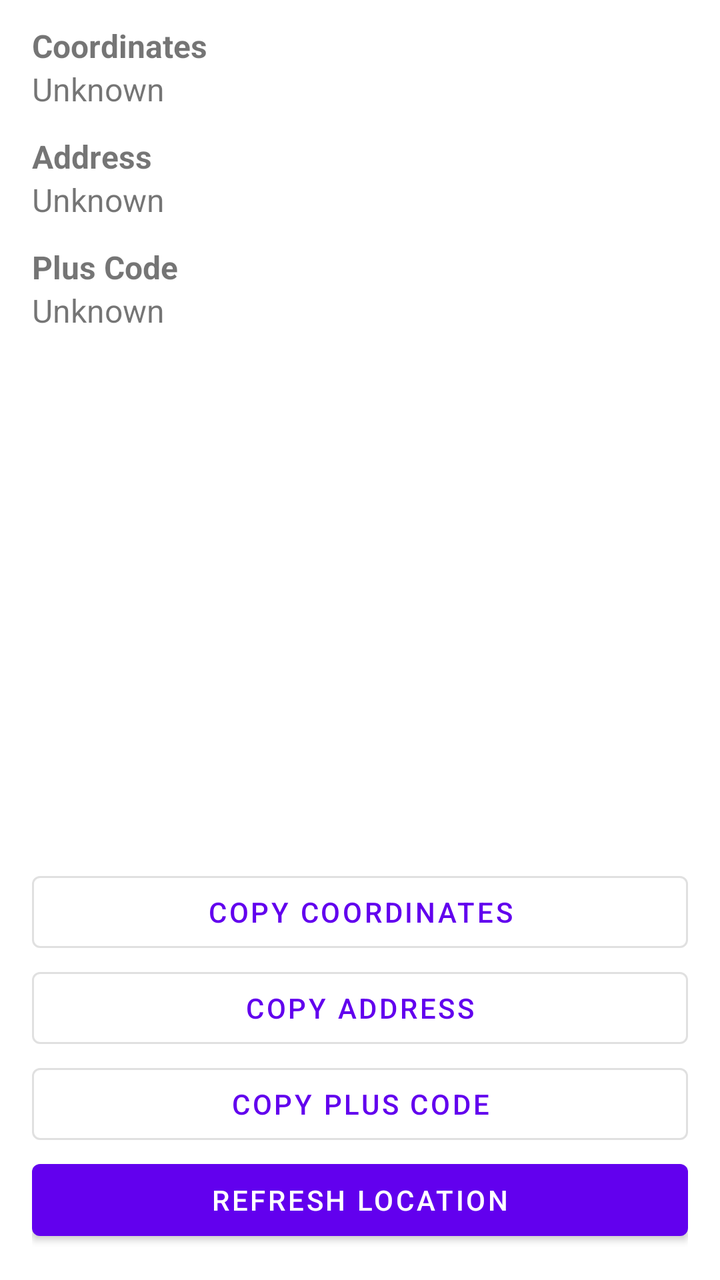
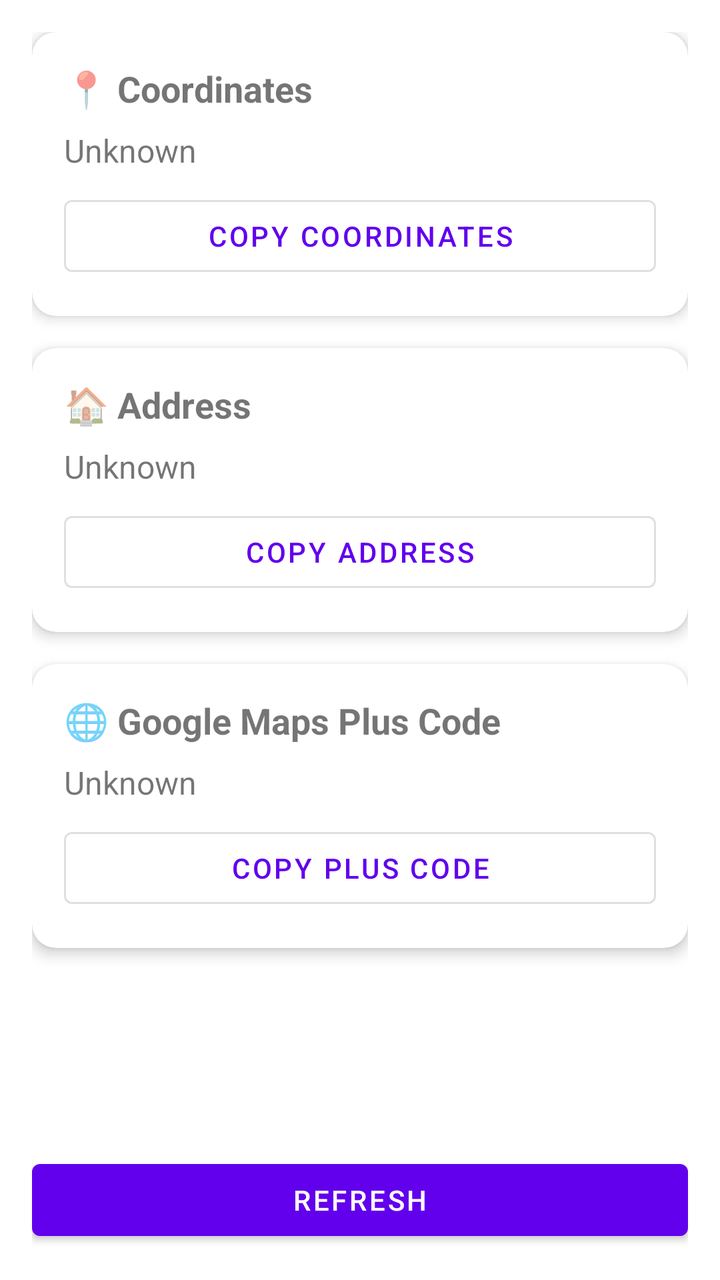

An Android layout rendered at two revisions. The XML below is the earlier revision; the diff shows what the commit changed to produce the second picture.
<!-- AndroidManifest.xml: application theme Theme.GeoLocator -->
<!-- res/layout/activity_main.xml -->
<?xml version="1.0" encoding="utf-8"?>
<androidx.constraintlayout.widget.ConstraintLayout xmlns:android="http://schemas.android.com/apk/res/android"
    xmlns:app="http://schemas.android.com/apk/res-auto"
    xmlns:tools="http://schemas.android.com/tools"
    android:id="@+id/main"
    android:layout_width="match_parent"
    android:layout_height="match_parent"
    tools:context=".MainActivity">

    <ProgressBar
        android:id="@+id/progressBar_loading"
        android:layout_width="48dp"
        android:layout_height="48dp"
        android:layout_gravity="center"
        android:visibility="gone"
        app:layout_constraintBottom_toTopOf="@id/linearLayout_buttons"
        app:layout_constraintEnd_toEndOf="parent"
        app:layout_constraintStart_toStartOf="parent"
        app:layout_constraintTop_toTopOf="parent" />

    <LinearLayout
        android:id="@+id/linearLayout_location_info"
        android:layout_width="0dp"
        android:layout_height="0dp"
        android:orientation="vertical"
        android:paddingHorizontal="16dp"
        app:layout_constraintBottom_toTopOf="@id/linearLayout_buttons"
        app:layout_constraintEnd_toEndOf="parent"
        app:layout_constraintStart_toStartOf="parent"
        app:layout_constraintTop_toTopOf="parent">

        <TextView
            android:layout_width="match_parent"
            android:layout_height="wrap_content"
            android:layout_marginTop="12dp"
            android:text="Coordinates"
            android:textSize="16sp"
            android:textStyle="bold" />

        <TextView
            android:id="@+id/textView_coordinates"
            android:layout_width="match_parent"
            android:layout_height="wrap_content"
            android:text="Unknown"
            android:textSize="16sp" />

        <TextView
            android:layout_width="match_parent"
            android:layout_height="wrap_content"
            android:layout_marginTop="12dp"
            android:text="Address"
            android:textSize="16sp"
            android:textStyle="bold" />

        <TextView
            android:id="@+id/textView_address"
            android:layout_width="match_parent"
            android:layout_height="wrap_content"
            android:text="Unknown"
            android:textSize="16sp" />

        <TextView
            android:layout_width="match_parent"
            android:layout_height="wrap_content"
            android:layout_marginTop="12dp"
            android:text="Plus Code"
            android:textSize="16sp"
            android:textStyle="bold" />

        <TextView
            android:id="@+id/textView_plus_code"
            android:layout_width="match_parent"
            android:layout_height="wrap_content"
            android:text="Unknown"
            android:textSize="16sp" />
    </LinearLayout>

    <LinearLayout
        android:id="@+id/linearLayout_buttons"
        android:layout_width="match_parent"
        android:layout_height="wrap_content"
        android:layout_margin="16dp"
        android:gravity="center"
        android:orientation="vertical"
        app:layout_constraintBottom_toBottomOf="parent"
        app:layout_constraintEnd_toEndOf="parent"
        app:layout_constraintStart_toStartOf="parent"
        app:layout_constraintTop_toBottomOf="@id/linearLayout_location_info">

        <com.google.android.material.button.MaterialButton
            android:id="@+id/button_copy_coordinates"
            style="@style/Widget.MaterialComponents.Button.OutlinedButton"
            android:layout_width="match_parent"
            android:layout_height="wrap_content"
            android:text="Copy Coordinates" />

        <com.google.android.material.button.MaterialButton
            android:id="@+id/button_copy_address"
            style="@style/Widget.MaterialComponents.Button.OutlinedButton"
            android:layout_width="match_parent"
            android:layout_height="wrap_content"
            android:text="Copy Address" />

        <com.google.android.material.button.MaterialButton
            android:id="@+id/button_copy_plus_code"
            style="@style/Widget.MaterialComponents.Button.OutlinedButton"
            android:layout_width="match_parent"
            android:layout_height="wrap_content"
            android:text="Copy Plus Code" />

        <Button
            android:id="@+id/button_refresh"
            android:layout_width="match_parent"
            android:layout_height="wrap_content"
            android:text="Refresh Location" />

    </LinearLayout>

</androidx.constraintlayout.widget.ConstraintLayout>
<!-- resources referenced by this layout -->
<resources>
  <style name="Theme.GeoLocator" parent="Theme.MaterialComponents.DayNight.DarkActionBar">
          
          <item name="colorPrimary">@color/purple_500</item>
          <item name="colorPrimaryVariant">@color/purple_700</item>
          <item name="colorOnPrimary">@color/white</item>
          
          <item name="colorSecondary">@color/teal_200</item>
          <item name="colorSecondaryVariant">@color/teal_700</item>
          <item name="colorOnSecondary">@color/black</item>
          
          <item name="android:statusBarColor">?attr/colorPrimaryVariant</item>
          
      </style>
  <color name="purple_500">#FF6200EE</color>
  <color name="purple_700">#FF3700B3</color>
  <color name="white">#FFFFFFFF</color>
  <color name="teal_200">#FF03DAC5</color>
  <color name="teal_700">#FF018786</color>
  <color name="black">#FF000000</color>
</resources>

<!-- the commit's change to res/layout/activity_main.xml (unified diff, before → after) -->
@@ -7,73 +7,143 @@
     android:layout_height="match_parent"
     tools:context=".MainActivity">
 
-    <ProgressBar
-        android:id="@+id/progressBar_loading"
-        android:layout_width="48dp"
-        android:layout_height="48dp"
-        android:layout_gravity="center"
-        android:visibility="gone"
-        app:layout_constraintBottom_toTopOf="@id/linearLayout_buttons"
-        app:layout_constraintEnd_toEndOf="parent"
-        app:layout_constraintStart_toStartOf="parent"
-        app:layout_constraintTop_toTopOf="parent" />
-
-    <LinearLayout
-        android:id="@+id/linearLayout_location_info"
-        android:layout_width="0dp"
+    <ScrollView
+        android:layout_width="match_parent"
         android:layout_height="0dp"
-        android:orientation="vertical"
-        android:paddingHorizontal="16dp"
+        android:fillViewport="true"
+        android:padding="16dp"
         app:layout_constraintBottom_toTopOf="@id/linearLayout_buttons"
         app:layout_constraintEnd_toEndOf="parent"
         app:layout_constraintStart_toStartOf="parent"
         app:layout_constraintTop_toTopOf="parent">
 
-        <TextView
+        <LinearLayout
             android:layout_width="match_parent"
             android:layout_height="wrap_content"
-            android:layout_marginTop="12dp"
-            android:text="Coordinates"
-            android:textSize="16sp"
-            android:textStyle="bold" />
+            android:orientation="vertical">
 
-        <TextView
-            android:id="@+id/textView_coordinates"
-            android:layout_width="match_parent"
-            android:layout_height="wrap_content"
-            android:text="Unknown"
-            android:textSize="16sp" />
+            
+            <com.google.android.material.card.MaterialCardView
+                android:layout_width="match_parent"
+                android:layout_height="wrap_content"
+                android:layout_marginBottom="16dp"
+                app:cardCornerRadius="12dp"
+                app:cardElevation="4dp">
 
-        <TextView
-            android:layout_width="match_parent"
-            android:layout_height="wrap_content"
-            android:layout_marginTop="12dp"
-            android:text="Address"
-            android:textSize="16sp"
-            android:textStyle="bold" />
+                <LinearLayout
+                    android:layout_width="match_parent"
+                    android:layout_height="wrap_content"
+                    android:orientation="vertical"
+                    android:padding="16dp">
 
-        <TextView
-            android:id="@+id/textView_address"
-            android:layout_width="match_parent"
-            android:layout_height="wrap_content"
-            android:text="Unknown"
-            android:textSize="16sp" />
+                    <TextView
+                        android:layout_width="match_parent"
+                        android:layout_height="wrap_content"
+                        android:layout_marginBottom="8dp"
+                        android:text="📍 Coordinates"
+                        android:textSize="18sp"
+                        android:textStyle="bold" />
 
-        <TextView
-            android:layout_width="match_parent"
-            android:layout_height="wrap_content"
-            android:layout_marginTop="12dp"
-            android:text="Plus Code"
-            android:textSize="16sp"
-            android:textStyle="bold" />
+                    <TextView
+                        android:id="@+id/textView_coordinates"
+                        android:layout_width="match_parent"
+                        android:layout_height="wrap_content"
+                        android:layout_marginBottom="8dp"
+                        android:text="Unknown"
+                        android:textSize="16sp" />
 
-        <TextView
-            android:id="@+id/textView_plus_code"
-            android:layout_width="match_parent"
-            android:layout_height="wrap_content"
-            android:text="Unknown"
-            android:textSize="16sp" />
-    </LinearLayout>
+                    <com.google.android.material.button.MaterialButton
+                        android:id="@+id/button_copy_coordinates"
+                        style="@style/Widget.MaterialComponents.Button.OutlinedButton"
+                        android:layout_width="match_parent"
+                        android:layout_height="wrap_content"
+                        android:text="Copy Coordinates" />
+
+                </LinearLayout>
+            </com.google.android.material.card.MaterialCardView>
+
+            
+            <com.google.android.material.card.MaterialCardView
+                android:layout_width="match_parent"
+                android:layout_height="wrap_content"
+                android:layout_marginBottom="16dp"
+                app:cardCornerRadius="12dp"
+                app:cardElevation="4dp">
+
+                <LinearLayout
+                    android:layout_width="match_parent"
+                    android:layout_height="wrap_content"
+                    android:orientation="vertical"
+                    android:padding="16dp">
+
+                    <TextView
+                        android:layout_width="match_parent"
+                        android:layout_height="wrap_content"
+                        android:layout_marginBottom="8dp"
+                        android:text="🏠 Address"
+                        android:textSize="18sp"
+                        android:textStyle="bold" />
+
+                    <TextView
+                        android:id="@+id/textView_address"
+                        android:layout_width="match_parent"
+                        android:layout_height="wrap_content"
+                        android:layout_marginBottom="8dp"
+                        android:text="Unknown"
+                        android:textSize="16sp" />
+
+                    <com.google.android.material.button.MaterialButton
+                        android:id="@+id/button_copy_address"
+                        style="@style/Widget.MaterialComponents.Button.OutlinedButton"
+                        android:layout_width="match_parent"
+                        android:layout_height="wrap_content"
+                        android:text="Copy Address" />
+
+                </LinearLayout>
+            </com.google.android.material.card.MaterialCardView>
+
+            
+            <com.google.android.material.card.MaterialCardView
+                android:layout_width="match_parent"
+                android:layout_height="wrap_content"
+                android:layout_marginBottom="16dp"
+                app:cardCornerRadius="12dp"
+                app:cardElevation="4dp">
+
+                <LinearLayout
+                    android:layout_width="match_parent"
+                    android:layout_height="wrap_content"
+                    android:orientation="vertical"
+                    android:padding="16dp">
+
+                    <TextView
+                        android:layout_width="match_parent"
+                        android:layout_height="wrap_content"
+                        android:layout_marginBottom="8dp"
+                        android:text="🌐 Google Maps Plus Code"
+                        android:textSize="18sp"
+                        android:textStyle="bold" />
+
+                    <TextView
+                        android:id="@+id/textView_plus_code"
+                        android:layout_width="match_parent"
+                        android:layout_height="wrap_content"
+                        android:layout_marginBottom="8dp"
+                        android:text="Unknown"
+                        android:textSize="16sp" />
+
+                    <com.google.android.material.button.MaterialButton
+                        android:id="@+id/button_copy_plus_code"
+                        style="@style/Widget.MaterialComponents.Button.OutlinedButton"
+                        android:layout_width="match_parent"
+                        android:layout_height="wrap_content"
+                        android:text="Copy Plus Code" />
+
+                </LinearLayout>
+            </com.google.android.material.card.MaterialCardView>
+
+        </LinearLayout>
+    </ScrollView>
 
     <LinearLayout
         android:id="@+id/linearLayout_buttons"
@@ -84,35 +154,13 @@
         android:orientation="vertical"
         app:layout_constraintBottom_toBottomOf="parent"
         app:layout_constraintEnd_toEndOf="parent"
-        app:layout_constraintStart_toStartOf="parent"
-        app:layout_constraintTop_toBottomOf="@id/linearLayout_location_info">
-
-        <com.google.android.material.button.MaterialButton
-            android:id="@+id/button_copy_coordinates"
-            style="@style/Widget.MaterialComponents.Button.OutlinedButton"
-            android:layout_width="match_parent"
-            android:layout_height="wrap_content"
-            android:text="Copy Coordinates" />
-
-        <com.google.android.material.button.MaterialButton
-            android:id="@+id/button_copy_address"
-            style="@style/Widget.MaterialComponents.Button.OutlinedButton"
-            android:layout_width="match_parent"
-            android:layout_height="wrap_content"
-            android:text="Copy Address" />
-
-        <com.google.android.material.button.MaterialButton
-            android:id="@+id/button_copy_plus_code"
-            style="@style/Widget.MaterialComponents.Button.OutlinedButton"
-            android:layout_width="match_parent"
-            android:layout_height="wrap_content"
-            android:text="Copy Plus Code" />
+        app:layout_constraintStart_toStartOf="parent">
 
         <Button
             android:id="@+id/button_refresh"
             android:layout_width="match_parent"
             android:layout_height="wrap_content"
-            android:text="Refresh Location" />
+            android:text="Refresh" />
 
     </LinearLayout>
 
